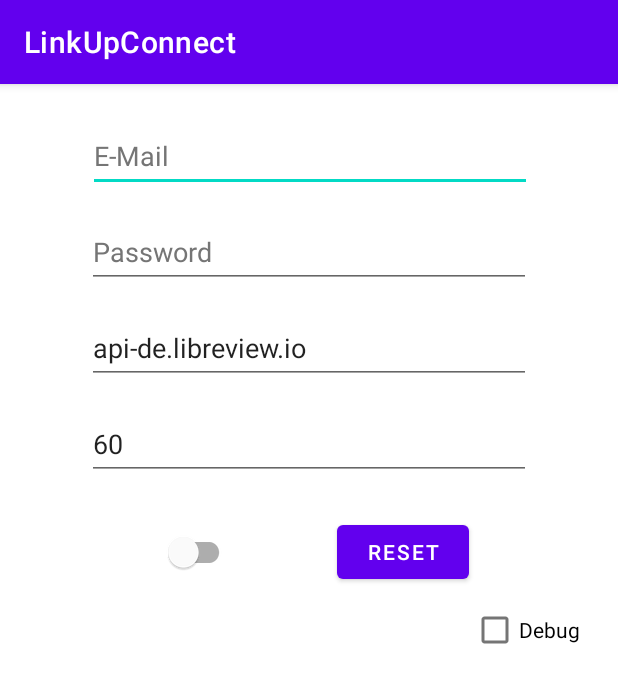
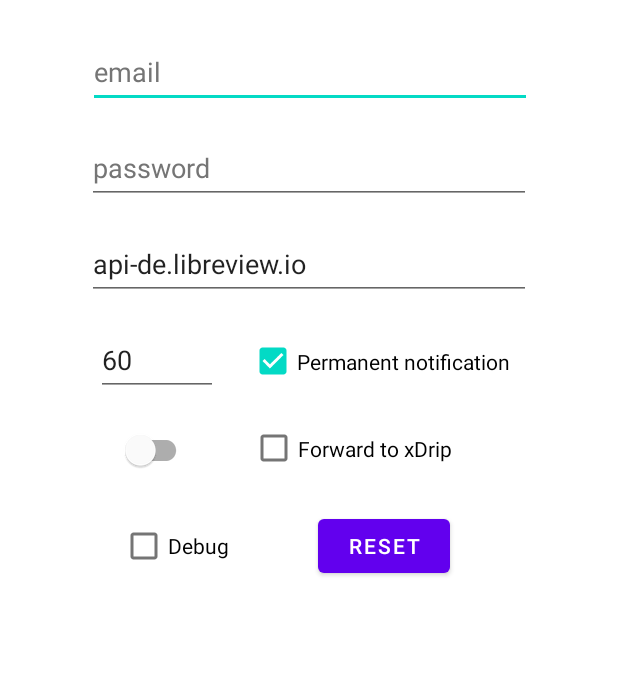
Before and after one commit to cmtjk/LinkUpConnect, an Android app: the screen it shows after launch (MainActivity), on a phone screen of 412 x 824 dp. Shown: the top 683 px of the screen. Run offline under Robolectric (Android 15) with nearby library versions, the phone set to English and light mode, and no system bars; our stand-ins replace Volley.

Commit message:
Add option to forward values to xDrip+, add option to disable permanent notification, update README.md, update images, minor refactoring

```diff
--- a/app/build.gradle
+++ b/app/build.gradle
@@ -10,7 +10,7 @@ android {
         minSdk 28
         targetSdk 32
         versionCode 1
-        versionName "1.1.4"
+        versionName "1.2.0"
 
         testInstrumentationRunner "androidx.test.runner.AndroidJUnitRunner"
     }
--- a/app/src/main/java/de/cmtjk/linkupconnect/MainActivity.java
+++ b/app/src/main/java/de/cmtjk/linkupconnect/MainActivity.java
@@ -32,13 +32,27 @@ public class MainActivity extends AppCompatActivity {
         fillInputFieldsWith(preferences);
         displayInformationDialog(preferences);
 
+        configureXDripCheckBox();
+
         SwitchMaterial onOffSwitch = findViewById(R.id.activate);
-
         configureSwitch(preferences, onOffSwitch);
         updateApplicationStateIfServiceIsAlreadyRunning(onOffSwitch);
         configureResetButton(preferences, onOffSwitch);
 
         configureLogView();
+    }
+
+    private void configureXDripCheckBox() {
+        ((CheckBox) findViewById(R.id.forward_to_xdrip)).setOnCheckedChangeListener(((compoundButton, turnedOn) -> {
+            if (turnedOn) {
+                AlertDialog.Builder builder = new AlertDialog.Builder(this);
+                builder.setTitle("ℹ️ Information")
+                        .setMessage("Choose 'Libre2 (patched App)' as source in xDrip.")
+                        .setPositiveButton("Ok", (dialog, id) -> {});
+                AlertDialog dialog = builder.create();
+                dialog.show();
+            }
+        }));
     }
 
     private void configureResetButton(SharedPreferences preferences, SwitchMaterial onOffSwitch) {
@@ -66,13 +80,13 @@ public class MainActivity extends AppCompatActivity {
     }
 
     private void displayInformationDialog(SharedPreferences preferences) {
-        if (!preferences.getBoolean(Properties.INFORMATION_RED.name(), false)) {
+        if (!preferences.getBoolean(Preferences.INFORMATION_RED.name(), false)) {
             AlertDialog.Builder builder = new AlertDialog.Builder(this);
             builder.setTitle("ℹ️ Information")
                     .setMessage("Do not rely on values displayed by this app exclusively. Regularly check your glucose meter and enable alarms.");
             builder.setPositiveButton("I understand", (dialog, id) -> {
                 SharedPreferences.Editor editor = preferences.edit();
-                editor.putBoolean(Properties.INFORMATION_RED.name(), true);
+                editor.putBoolean(Preferences.INFORMATION_RED.name(), true);
                 editor.apply();
             });
             AlertDialog dialog = builder.create();
@@ -99,6 +113,8 @@ public class MainActivity extends AppCompatActivity {
         findViewById(R.id.password).setEnabled(false);
         findViewById(R.id.url).setEnabled(false);
         findViewById(R.id.intervall).setEnabled(false);
+        findViewById(R.id.notification_enabled).setEnabled(false);
+        findViewById(R.id.forward_to_xdrip).setEnabled(false);
     }
 
     private void configureSwitch(SharedPreferences preferences, SwitchMaterial sw) {
@@ -117,11 +133,12 @@ public class MainActivity extends AppCompatActivity {
 
     private void savePreferences(SharedPreferences preferences) {
         SharedPreferences.Editor settingsEditor = preferences.edit();
-        settingsEditor.putString(Properties.EMAIL.name(), ((TextView) findViewById(R.id.email)).getText().toString());
-        settingsEditor.putString(Properties.PASSWORD.name(), ((TextView) findViewById(R.id.password)).getText().toString());
-        settingsEditor.putString(Properties.URL.name(), ((TextView) findViewById(R.id.url)).getText().toString());
-        settingsEditor.putString(Properties.INTERVAL.name(), ((TextView) findViewById(R.id.intervall)).getText().toString());
-        settingsEditor.putBoolean(Properties.DEBUG.name(), ((CheckBox) findViewById(R.id.debug)).isChecked());
+        settingsEditor.putString(Preferences.EMAIL.name(), ((TextView) findViewById(R.id.email)).getText().toString());
+        settingsEditor.putString(Preferences.PASSWORD.name(), ((TextView) findViewById(R.id.password)).getText().toString());
+        settingsEditor.putString(Preferences.URL.name(), ((TextView) findViewById(R.id.url)).getText().toString());
+        settingsEditor.putString(Preferences.INTERVAL.name(), ((TextView) findViewById(R.id.intervall)).getText().toString());
+        settingsEditor.putBoolean(Preferences.PERMANENT_NOTIFICATION_ENABLED.name(), ((CheckBox) findViewById(R.id.notification_enabled)).isChecked());
+        settingsEditor.putBoolean(Preferences.FORWARD_TO_XDRIP.name(), ((CheckBox) findViewById(R.id.forward_to_xdrip)).isChecked());
         settingsEditor.apply();
     }
 
@@ -130,6 +147,8 @@ public class MainActivity extends AppCompatActivity {
         findViewById(R.id.password).setEnabled(true);
         findViewById(R.id.url).setEnabled(true);
         findViewById(R.id.intervall).setEnabled(true);
+        findViewById(R.id.notification_enabled).setEnabled(true);
+        findViewById(R.id.forward_to_xdrip).setEnabled(true);
     }
 
     private void configureLocalBroadcaster(TextView logTextView, ScrollView logScrollView) {
@@ -162,10 +181,12 @@ public class MainActivity extends AppCompatActivity {
     }
 
     private void fillInputFieldsWith(SharedPreferences preferences) {
-        ((TextView) findViewById(R.id.email)).setText(preferences.getString(Properties.EMAIL.name(), ""));
-        ((TextView) findViewById(R.id.password)).setText(preferences.getString(Properties.PASSWORD.name(), ""));
-        ((TextView) findViewById(R.id.url)).setText(preferences.getString(Properties.URL.name(), "api-de.libreview.io"));
-        ((TextView) findViewById(R.id.intervall)).setText(preferences.getString(Properties.INTERVAL.name(), "60"));
-        ((CheckBox) findViewById(R.id.debug)).setChecked(preferences.getBoolean(Properties.DEBUG.name(), false));
+        ((TextView) findViewById(R.id.email)).setText(preferences.getString(Preferences.EMAIL.name(), ""));
+        ((TextView) findViewById(R.id.password)).setText(preferences.getString(Preferences.PASSWORD.name(), ""));
+        ((TextView) findViewById(R.id.url)).setText(preferences.getString(Preferences.URL.name(), "api-de.libreview.io"));
+        ((TextView) findViewById(R.id.intervall)).setText(preferences.getString(Preferences.INTERVAL.name(), "60"));
+        ((CheckBox) findViewById(R.id.debug)).setChecked(preferences.getBoolean(Preferences.DEBUG.name(), false));
+        ((CheckBox) findViewById(R.id.notification_enabled)).setChecked(preferences.getBoolean(Preferences.PERMANENT_NOTIFICATION_ENABLED.name(), true));
+        ((CheckBox) findViewById(R.id.forward_to_xdrip)).setChecked(preferences.getBoolean(Preferences.FORWARD_TO_XDRIP.name(), false));
     }
 }
--- a/app/src/main/java/de/cmtjk/linkupconnect/Properties.java
+++ b/app/src/main/java/de/cmtjk/linkupconnect/Preferences.java
@@ -1,10 +1,12 @@
 package de.cmtjk.linkupconnect;
 
-public enum Properties {
+public enum Preferences {
     EMAIL,
     PASSWORD,
     URL,
     INTERVAL,
+    PERMANENT_NOTIFICATION_ENABLED,
+    FORWARD_TO_XDRIP,
     DEBUG,
     TOKEN,
     TOKEN_VALIDITY,
--- a/app/src/main/res/layout/activity_main.xml
+++ b/app/src/main/res/layout/activity_main.xml
@@ -41,8 +41,9 @@
 
     <EditText
         android:id="@+id/intervall"
-        android:layout_width="296dp"
+        android:layout_width="81dp"
         android:layout_height="48dp"
+        android:layout_marginStart="64dp"
         android:layout_marginTop="16dp"
         android:autofillHints=""
         android:ems="10"
@@ -50,21 +51,8 @@
         android:minHeight="48dp"
         android:singleLine="true"
         android:text="@string/default_intervall"
-        app:layout_constraintEnd_toEndOf="parent"
         app:layout_constraintStart_toStartOf="parent"
         app:layout_constraintTop_toBottomOf="@+id/url" />
-
-    <com.google.android.material.switchmaterial.SwitchMaterial
-        android:id="@+id/activate"
-        android:layout_width="wrap_content"
-        android:layout_height="wrap_content"
-        android:layout_marginTop="24dp"
-        android:minWidth="48dp"
-        android:minHeight="48dp"
-        app:layout_constraintEnd_toEndOf="parent"
-        app:layout_constraintHorizontal_bias="0.299"
-        app:layout_constraintStart_toStartOf="parent"
-        app:layout_constraintTop_toBottomOf="@+id/intervall" />
 
     <EditText
         android:id="@+id/url"
@@ -83,12 +71,13 @@
 
     <ScrollView
         android:id="@+id/logscroll"
-        android:layout_width="361dp"
-        android:layout_height="313dp"
-        android:layout_marginTop="4dp"
+        android:layout_width="373dp"
+        android:layout_height="265dp"
+        android:layout_marginTop="16dp"
         android:fadeScrollbars="false"
         android:orientation="vertical"
         app:layout_constraintEnd_toEndOf="parent"
+        app:layout_constraintHorizontal_bias="0.488"
         app:layout_constraintStart_toStartOf="parent"
         app:layout_constraintTop_toBottomOf="@+id/debug">
 
@@ -102,22 +91,54 @@
         android:id="@+id/debug"
         android:layout_width="wrap_content"
         android:layout_height="wrap_content"
-        android:layout_marginTop="4dp"
+        android:layout_marginTop="16dp"
         android:text="@string/debug"
         app:layout_constraintEnd_toEndOf="parent"
-        app:layout_constraintHorizontal_bias="0.926"
+        app:layout_constraintHorizontal_bias="0.235"
         app:layout_constraintStart_toStartOf="parent"
-        app:layout_constraintTop_toBottomOf="@+id/reset" />
+        app:layout_constraintTop_toBottomOf="@+id/activate" />
 
     <Button
         android:id="@+id/reset"
         android:layout_width="wrap_content"
         android:layout_height="wrap_content"
-        android:layout_marginTop="24dp"
+        android:layout_marginTop="16dp"
+        android:layout_marginEnd="112dp"
         android:text="@string/reset"
         app:layout_constraintEnd_toEndOf="parent"
-        app:layout_constraintHorizontal_bias="0.407"
-        app:layout_constraintStart_toEndOf="@+id/activate"
+        app:layout_constraintTop_toBottomOf="@+id/forward_to_xdrip" />
+
+    <com.google.android.material.switchmaterial.SwitchMaterial
+        android:id="@+id/activate"
+        android:layout_width="wrap_content"
+        android:layout_height="wrap_content"
+        android:layout_marginStart="80dp"
+        android:layout_marginTop="12dp"
+        android:minWidth="48dp"
+        android:minHeight="48dp"
+        app:layout_constraintStart_toStartOf="parent"
         app:layout_constraintTop_toBottomOf="@+id/intervall" />
 
+    <CheckBox
+        android:id="@+id/forward_to_xdrip"
+        android:layout_width="173dp"
+        android:layout_height="50dp"
+        android:layout_marginTop="8dp"
+        android:layout_marginEnd="72dp"
+        android:text="@string/forward_to_xdrip"
+        app:layout_constraintEnd_toEndOf="parent"
+        app:layout_constraintTop_toBottomOf="@+id/notification_enabled" />
+
+    <CheckBox
+        android:id="@+id/notification_enabled"
+        android:layout_width="189dp"
+        android:layout_height="50dp"
+        android:layout_marginTop="16dp"
+        android:layout_marginEnd="56dp"
+        android:text="@string/notification_enabled"
+        app:layout_constraintEnd_toEndOf="parent"
+        app:layout_constraintHorizontal_bias="0.972"
+        app:layout_constraintStart_toEndOf="@+id/intervall"
+        app:layout_constraintTop_toBottomOf="@+id/url" />
+
 </androidx.constraintlayout.widget.ConstraintLayout>
--- a/app/src/main/res/values/strings.xml
+++ b/app/src/main/res/values/strings.xml
@@ -1,9 +1,11 @@
 <resources>
     <string name="app_name">LinkUpConnect</string>
-    <string name="email">E-Mail</string>
-    <string name="password">Password</string>
+    <string name="email">email</string>
+    <string name="password">password</string>
     <string name="default_url">api-de.libreview.io</string>
     <string name="default_intervall">60</string>
     <string name="debug">Debug</string>
     <string name="reset">Reset</string>
+    <string name="forward_to_xdrip">Forward to xDrip</string>
+    <string name="notification_enabled">Permanent notification</string>
 </resources>
--- a/app/src/main/res/values/themes.xml
+++ b/app/src/main/res/values/themes.xml
@@ -1,6 +1,6 @@
 <resources>
     <!-- Base application theme. -->
-    <style name="Theme.LinkUpConnect" parent="Theme.MaterialComponents.DayNight.DarkActionBar">
+    <style name="Theme.LinkUpConnect" parent="Theme.MaterialComponents.DayNight.NoActionBar">
         <!-- Primary brand color. -->
         <item name="colorPrimary">@color/purple_500</item>
         <item name="colorPrimaryVariant">@color/purple_700</item>
```
Also changed, not shown: app/src/main/java/de/cmtjk/linkupconnect/LinkUpConnectService.java (+52 -22 lines), app/src/main/java/de/cmtjk/linkupconnect/xDripProperties.java (added, +15 -0 lines), 4 other files.
